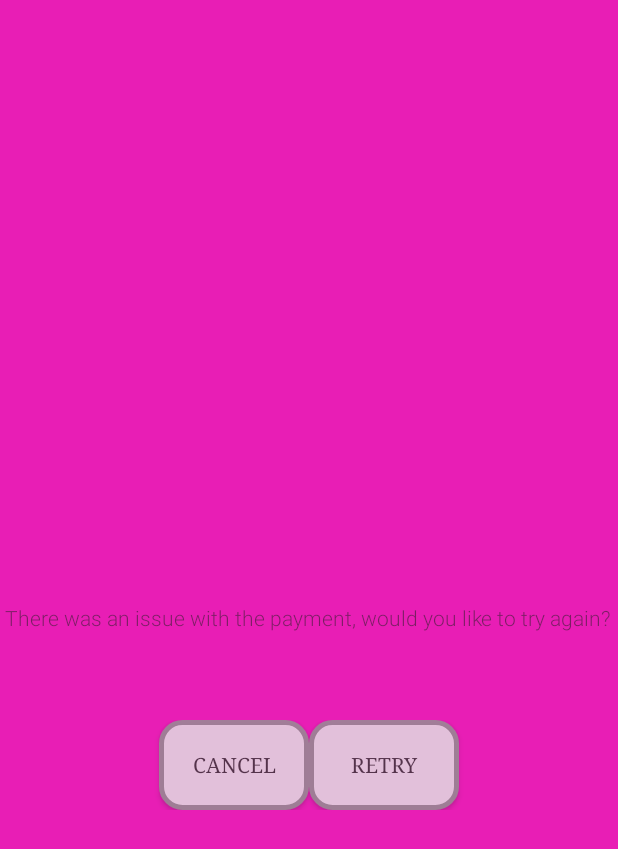
After one commit to blitz6/uGoVendingAppp, an Android app: the layout payment_incomplete_popup.xml on its own in the app's theme, with its tools: preview values and no code run, on a phone screen of 412 x 824 dp. The commit adds this screen. Shown: the top 849 px of the screen. Run offline under Robolectric (Android 15) with nearby library versions, the phone set to English and light mode, and no system bars.

Commit message:
Added cancel and incomplete popups

```diff
--- /dev/null
+++ b/app/src/main/res/layout/payment_incomplete_popup.xml
@@ -0,0 +1,39 @@
+<?xml version="1.0" encoding="utf-8"?>
+
+<RelativeLayout
+    xmlns:android="http://schemas.android.com/apk/res/android"
+    android:layout_width="match_parent"
+    android:layout_height="match_parent"
+    android:background="#e600ac"
+    android:alpha="0.88">
+
+    <TextView
+        android:layout_width="wrap_content"
+        android:layout_height="wrap_content"
+        android:text="There was an issue with the payment, would you like to try again?"
+        android:id="@+id/textView3"
+        android:layout_centerInParent="true" />
+
+    <LinearLayout
+        android:layout_marginTop="480dp"
+        android:layout_width="match_parent"
+        android:layout_height="wrap_content"
+        android:orientation="horizontal"
+        android:gravity="center">
+    <Button
+        android:id="@+id/incomplete_cancel"
+        android:layout_width="100dp"
+        android:layout_height="60dp"
+        android:background="@drawable/buttonshape"
+        android:alpha="0.8"
+        android:text="Cancel" />
+
+    <Button
+        android:id="@+id/incomplete_retry"
+        android:layout_width="100dp"
+        android:layout_height="60dp"
+        android:background="@drawable/buttonshape"
+        android:alpha="0.8"
+        android:text="Retry" />
+</LinearLayout>
+</RelativeLayout>
```
Also changed, not shown: app/src/main/java/com/ugosmoothie/ugovendingapp/PurchaseSmoothie.java (+48 -6 lines), app/src/main/res/layout/activity_purchase_smoothie.xml (+18 -0 lines), app/src/main/res/layout/payment_canceled_popup.xml (added, +40 -0 lines).
